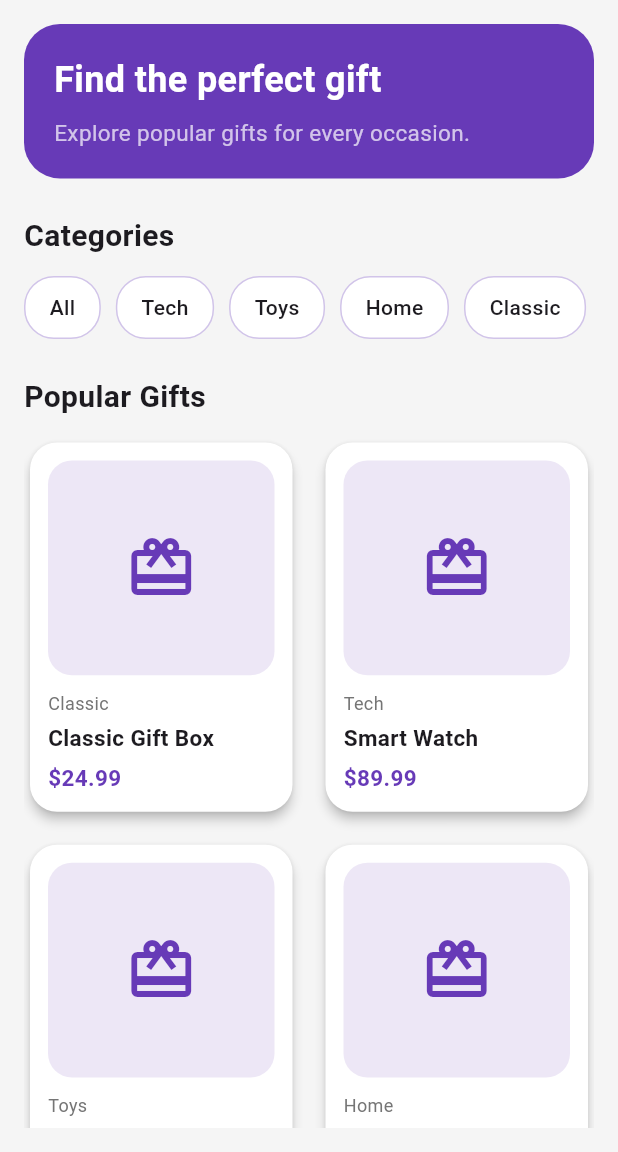
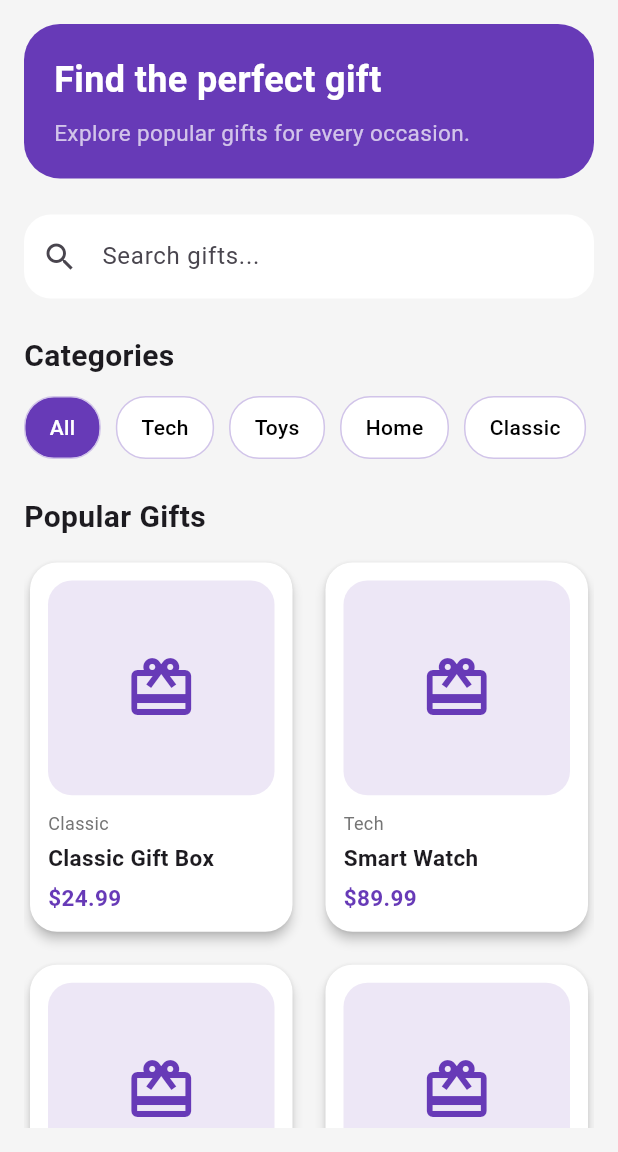
Before and after one commit to LilLannister/GiftStoreApp-Flutter, a Flutter app: the screen it shows after launch, on a phone screen of 412 x 824 dp, the part 84-1236 px from its top. Run offline on Flutter 3.47's test engine with Material 3 defaults, Android fonts, the phone set to English and light mode, and no system bars.

Commit message:
implement product search and category filtering

```diff
--- a/lib/screens/home_screen.dart
+++ b/lib/screens/home_screen.dart
@@ -6,7 +6,7 @@ import 'product_detail_screen.dart';
 import 'cart_screen.dart';
 import '../models/product.dart';
 
-class HomeScreen extends StatelessWidget {
+class HomeScreen extends StatefulWidget {
   final List<Product> cartItems;
   final Function(Product) onAddToCart;
   final Function(Product) onRemoveFromCart;
@@ -21,8 +21,29 @@ class HomeScreen extends StatelessWidget {
   });
 
   @override
+  State<HomeScreen> createState() => _HomeScreenState();
+}
+
+class _HomeScreenState extends State<HomeScreen>{
+
+  final TextEditingController searchController = TextEditingController();
+
+  String selectedCategory = 'All';
+  String searchText = '';
+
+  @override
   Widget build(BuildContext context) {
     final products = ProductData.getProducts();
+
+    final filteredProducts = products.where((product) {
+    final matchesCategory =
+        selectedCategory == 'All' || product.category == selectedCategory;
+
+    final matchesSearch = product.name.toLowerCase().contains(
+          searchText.toLowerCase(),
+        );
+    return matchesCategory && matchesSearch;
+    }).toList();
 
     final categories = [
       'All',
@@ -45,9 +66,9 @@ class HomeScreen extends StatelessWidget {
                 context,
                 MaterialPageRoute(
                   builder: (context) => CartScreen(
-                    cartItems: cartItems,
-                    onRemoveFromCart: onRemoveFromCart,
-                    onClearCart: onClearCart,
+                    cartItems: widget.cartItems,
+                    onRemoveFromCart: widget.onRemoveFromCart,
+                    onClearCart: widget.onClearCart,
                   ),
                 ),
               );
@@ -56,7 +77,7 @@ class HomeScreen extends StatelessWidget {
               children: [
                 const Icon(Icons.shopping_cart_outlined),
 
-                if (cartItems.isNotEmpty)
+                if (widget.cartItems.isNotEmpty)
                   Positioned(
                     right: 0,
                     top: 0,
@@ -71,7 +92,7 @@ class HomeScreen extends StatelessWidget {
                         minHeight: 18,
                       ),
                       child: Text(
-                        '${cartItems.length}',
+                        '${widget.cartItems.length}',
                         style: const TextStyle(
                           color: Colors.white,
                           fontSize: 10,
@@ -122,6 +143,25 @@ class HomeScreen extends StatelessWidget {
                 ),
               ),
               const SizedBox(height: 24),
+              TextField(
+                controller: searchController,
+                decoration: InputDecoration(
+                  hintText: 'Search gifts...',
+                  prefixIcon: const Icon(Icons.search),
+                  filled: true,
+                  fillColor: Colors.white,
+                  border: OutlineInputBorder(
+                    borderRadius: BorderRadius.circular(18),
+                    borderSide: BorderSide.none,
+                  ),
+                ),
+                onChanged: (value) {
+                  setState(() {
+                    searchText = value;
+                  });
+                },
+              ),
+              const SizedBox(height: 24),
               const Text(
                 'Categories',
                 style: TextStyle(
@@ -139,20 +179,31 @@ class HomeScreen extends StatelessWidget {
                     return const SizedBox(width: 10);
                   },
                   itemBuilder: (context, index) {
-                    return Container(
+                    final category = categories[index];
+                    final isSelected = category == selectedCategory;
+
+                    return GestureDetector(
+                      onTap: () {
+                        setState(() {
+                          selectedCategory = category;
+                        });
+                      },
+                      child: Container(
                         padding: const EdgeInsets.symmetric(horizontal: 16),
                         alignment: Alignment.center,
                         decoration: BoxDecoration(
-                        color: Colors.white,
+                          color: isSelected ? Colors.deepPurple : Colors.white,
                           borderRadius: BorderRadius.circular(20),
                           border: Border.all(
                             color: Colors.deepPurple.shade100,
                           ),
                         ),
                         child: Text(
-                        categories[index],
-                        style: const TextStyle(
+                          category,
+                          style: TextStyle(
+                            color: isSelected ? Colors.white : Colors.black,
                             fontWeight: FontWeight.w500,
+                          ),
                         ),
                       ),
                     );
@@ -170,7 +221,7 @@ class HomeScreen extends StatelessWidget {
               const SizedBox(height: 12),
               Expanded(
                 child: GridView.builder(
-                  itemCount: products.length,
+                  itemCount: filteredProducts.length,
                   gridDelegate:
                       const SliverGridDelegateWithFixedCrossAxisCount(
                     crossAxisCount: 2,
@@ -179,7 +230,7 @@ class HomeScreen extends StatelessWidget {
                     childAspectRatio: 0.72,
                   ),
                   itemBuilder: (context, index) {
-                    final product = products[index];
+                    final product = filteredProducts[index];
 
                     return ProductCard(
                       product: product,
@@ -189,7 +240,7 @@ class HomeScreen extends StatelessWidget {
                           MaterialPageRoute(
                             builder: (context) => ProductDetailScreen(
                               product: product,
-                              onAddToCart: onAddToCart,
+                              onAddToCart: widget.onAddToCart,
                             ),
                           ),
                         );
```
Lines whose indentation alone changed are shown as unchanged.
